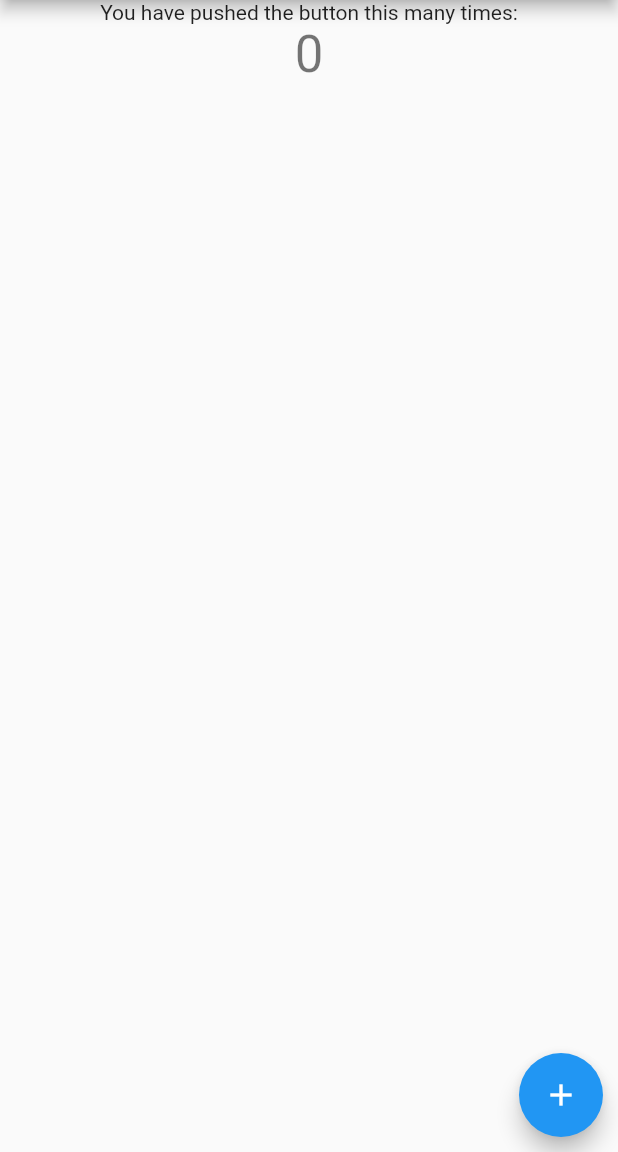
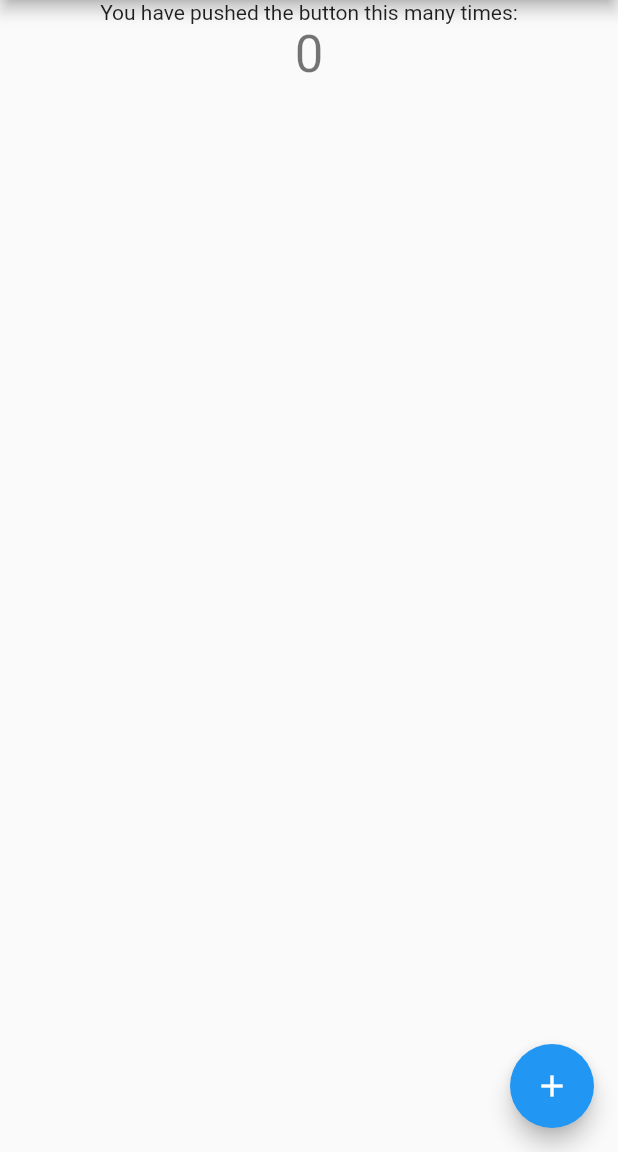
Before and after one commit to Leondev7/flutter_fab_dialer, a Flutter app: the screen it shows after launch, on a phone screen of 412 x 824 dp, the part 84-1236 px from its top. Run offline on Flutter 3.47's test engine with Material 2 defaults, Android fonts, the phone set to English and light mode, and no system bars.

Commit message:
Fix margin symmetric and add example navigation between screens with default FAB

```diff
--- a/lib/src/fab_dialer.dart
+++ b/lib/src/fab_dialer.dart
@@ -85,7 +85,7 @@ class FabDialerState extends State<FabDialer> with TickerProviderStateMixin {
   @override
   Widget build(BuildContext context) {
     return new Container(
-        margin: new EdgeInsets.symmetric(vertical: 10.0, horizontal: 10.0),
+        margin: new EdgeInsets.symmetric(vertical: 16.0, horizontal: 16.0),
         child: new Column(
           mainAxisAlignment: MainAxisAlignment.end,
           children: <Widget>[
```
Also changed, not shown: example/lib/main.dart (+22 -1 lines).
